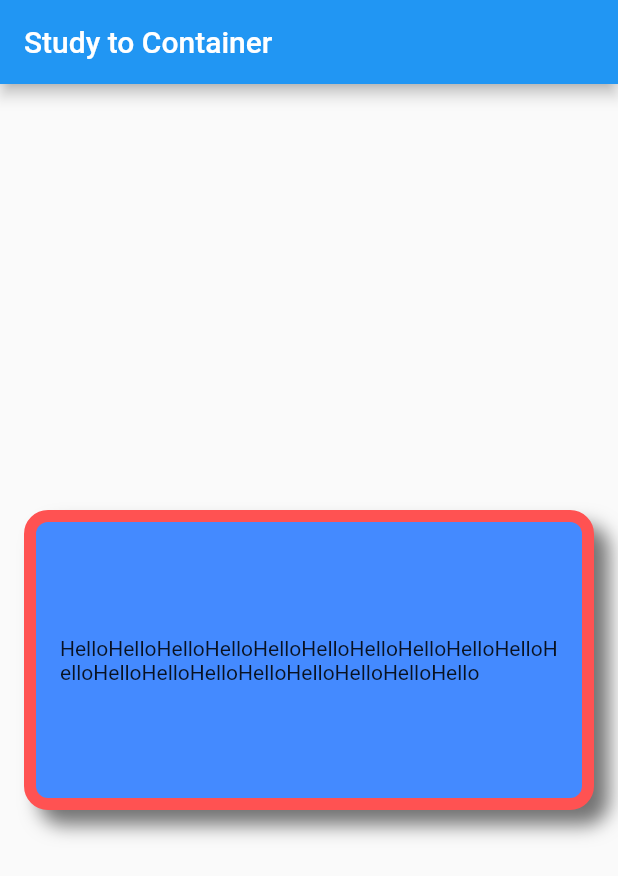
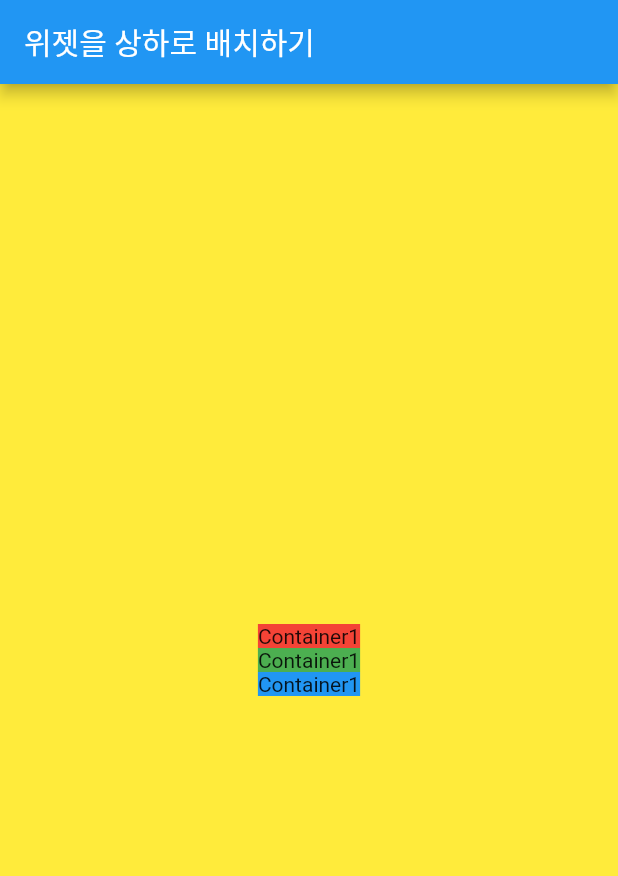
Before and after one commit to qkrjh0904/flutter-study, a Flutter app: the screen it shows after launch, on a phone screen of 412 x 824 dp. Shown: the top 876 px of the screen. Run offline on Flutter 3.47's test engine with Material 2 defaults, Android fonts, the phone set to English and light mode, and no system bars.

Commit message:
위젯을 상하로 배치하기

```diff
--- a/lib/main.dart
+++ b/lib/main.dart
@@ -5,41 +5,39 @@ void main() {
     MaterialApp(
       home: Scaffold(
         appBar: AppBar(
-          title: Text('Study to Container'),
+          title: Text('위젯을 상하로 배치하기'),
         ),
-        body: CustomContainer(),
+        body: Body(),
       ),
     ),
   );
 }
 
-class CustomContainer extends StatelessWidget {
-  const CustomContainer({super.key});
+class Body extends StatelessWidget {
+  const Body({super.key});
 
   @override
   Widget build(BuildContext context) {
-    return Center(
-      child: Container(
-        width: double.infinity,
-        height: 200,
-        padding: EdgeInsets.all(16),
-        margin: EdgeInsets.all(16),
-        decoration: BoxDecoration(
-          color: Colors.blueAccent,
-          border: Border.all(
-            color: Colors.redAccent,
-            width: 8,
+    return Container(
+      height: double.infinity,
+      width: double.infinity,
+      color: Colors.yellow,
+      child: Column(
+        mainAxisAlignment: MainAxisAlignment.center,
+        children: [
+          Container(
+            color: Colors.red,
+            child: Text('Container1'),
           ),
-          borderRadius: BorderRadius.circular(16),
-          boxShadow: [
-            BoxShadow(
-              color: Colors.black54,
-              offset: Offset(10, 10),
-              blurRadius: 10,
-            ),
-          ],
-        ),
-        child: Center(child: Text('HelloHelloHelloHelloHelloHelloHelloHelloHelloHelloHelloHelloHelloHelloHelloHelloHelloHelloHello')),
+          Container(
+            color: Colors.green,
+            child: Text('Container1'),
+          ),
+          Container(
+            color: Colors.blue,
+            child: Text('Container1'),
+          ),
+        ],
       ),
     );
   }
```
